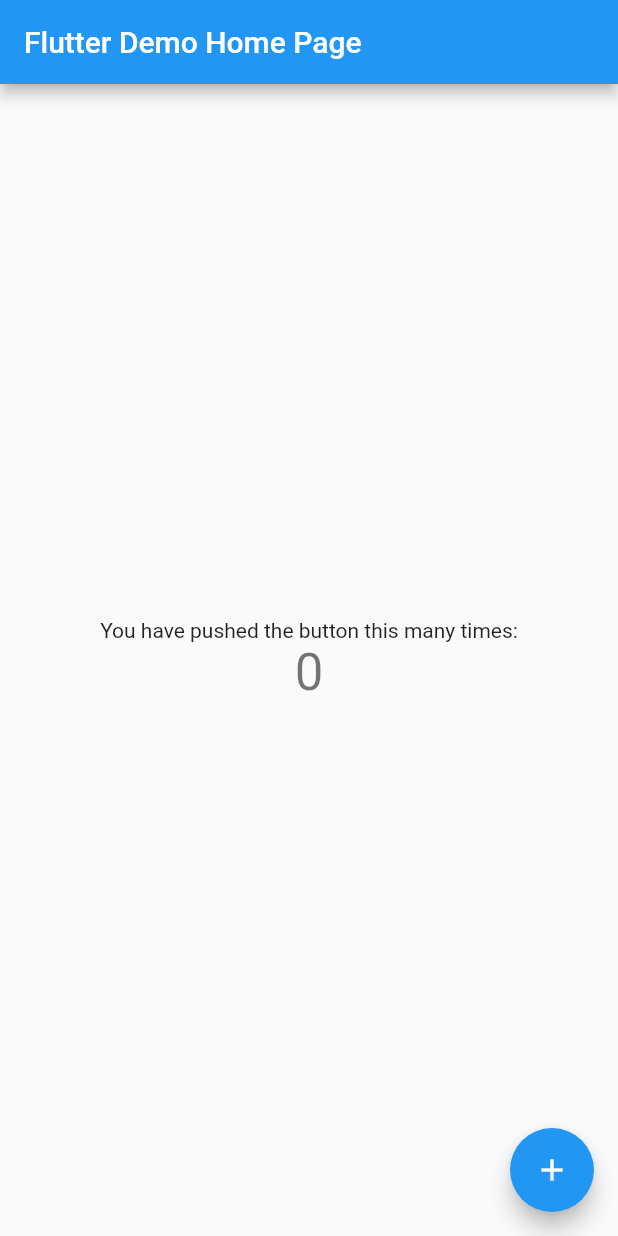
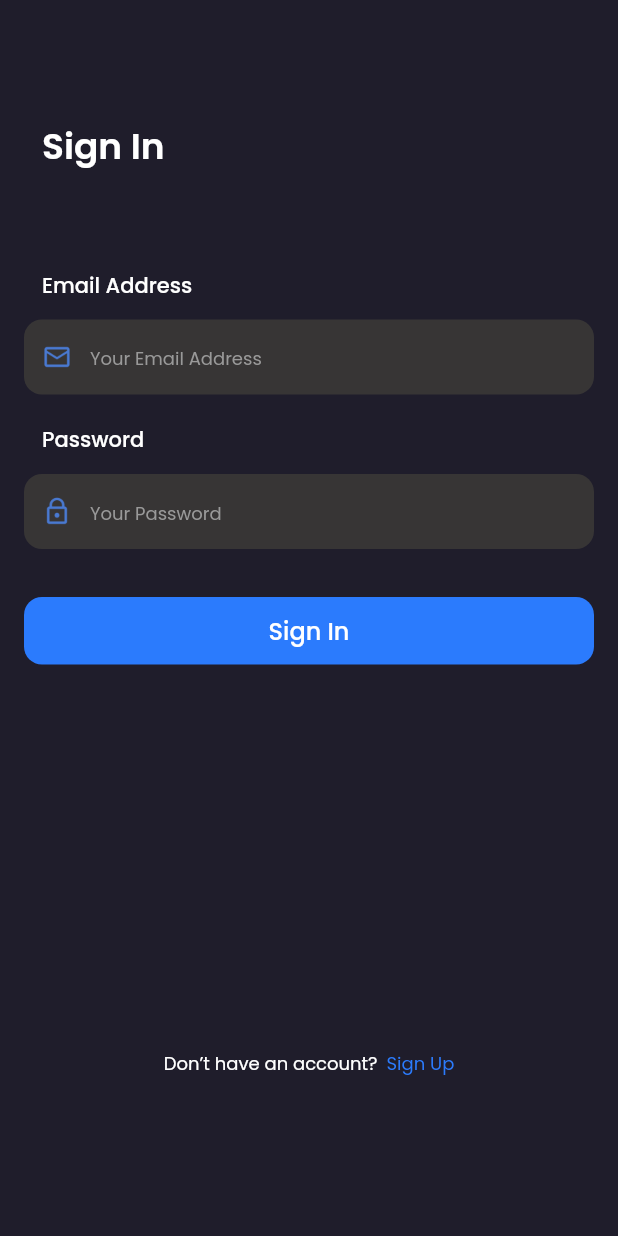
Before and after one commit to mudapa/idenor, a Flutter app: the screen it shows after launch, on a phone screen of 412 x 824 dp. Run offline on Flutter 3.47's test engine with Material 2 defaults, Android fonts, the light colour scheme and no system bars; our stand-ins replace google_fonts.

Commit message:
sign in clear.

```diff
--- a/lib/main.dart
+++ b/lib/main.dart
@@ -1,115 +1,20 @@
 import 'package:flutter/material.dart';
+import 'package:idenor/pages/sign_in.dart';
+import 'package:idenor/pages/splash_screen.dart';
 
-void main() {
-  runApp(const MyApp());
-}
+void main() => runApp(const Idenor());
 
-class MyApp extends StatelessWidget {
-  const MyApp({super.key});
+class Idenor extends StatelessWidget {
+  const Idenor({super.key});
 
-  // This widget is the root of your application.
   @override
   Widget build(BuildContext context) {
     return MaterialApp(
-      title: 'Flutter Demo',
-      theme: ThemeData(
-        // This is the theme of your application.
-        //
-        // Try running your application with "flutter run". You'll see the
-        // application has a blue toolbar. Then, without quitting the app, try
-        // changing the primarySwatch below to Colors.green and then invoke
-        // "hot reload" (press "r" in the console where you ran "flutter run",
-        // or simply save your changes to "hot reload" in a Flutter IDE).
-        // Notice that the counter didn't reset back to zero; the application
-        // is not restarted.
-        primarySwatch: Colors.blue,
-      ),
-      home: const MyHomePage(title: 'Flutter Demo Home Page'),
+      debugShowCheckedModeBanner: false,
+      routes: {
+        '/': (context) => const SplashScreen(),
+        '/sign-in': (context) => const SignIn(),
+      },
     );
   }
 }
-
-class MyHomePage extends StatefulWidget {
-  const MyHomePage({super.key, required this.title});
-
-  // This widget is the home page of your application. It is stateful, meaning
-  // that it has a State object (defined below) that contains fields that affect
-  // how it looks.
-
-  // This class is the configuration for the state. It holds the values (in this
-  // case the title) provided by the parent (in this case the App widget) and
-  // used by the build method of the State. Fields in a Widget subclass are
-  // always marked "final".
-
-  final String title;
-
-  @override
-  State<MyHomePage> createState() => _MyHomePageState();
-}
-
-class _MyHomePageState extends State<MyHomePage> {
-  int _counter = 0;
-
-  void _incrementCounter() {
-    setState(() {
-      // This call to setState tells the Flutter framework that something has
-      // changed in this State, which causes it to rerun the build method below
-      // so that the display can reflect the updated values. If we changed
-      // _counter without calling setState(), then the build method would not be
-      // called again, and so nothing would appear to happen.
-      _counter++;
-    });
-  }
-
-  @override
-  Widget build(BuildContext context) {
-    // This method is rerun every time setState is called, for instance as done
-    // by the _incrementCounter method above.
-    //
-    // The Flutter framework has been optimized to make rerunning build methods
-    // fast, so that you can just rebuild anything that needs updating rather
-    // than having to individually change instances of widgets.
-    return Scaffold(
-      appBar: AppBar(
-        // Here we take the value from the MyHomePage object that was created by
-        // the App.build method, and use it to set our appbar title.
-        title: Text(widget.title),
-      ),
-      body: Center(
-        // Center is a layout widget. It takes a single child and positions it
-        // in the middle of the parent.
-        child: Column(
-          // Column is also a layout widget. It takes a list of children and
-          // arranges them vertically. By default, it sizes itself to fit its
-          // children horizontally, and tries to be as tall as its parent.
-          //
-          // Invoke "debug painting" (press "p" in the console, choose the
-          // "Toggle Debug Paint" action from the Flutter Inspector in Android
-          // Studio, or the "Toggle Debug Paint" command in Visual Studio Code)
-          // to see the wireframe for each widget.
-          //
-          // Column has various properties to control how it sizes itself and
-          // how it positions its children. Here we use mainAxisAlignment to
-          // center the children vertically; the main axis here is the vertical
-          // axis because Columns are vertical (the cross axis would be
-          // horizontal).
-          mainAxisAlignment: MainAxisAlignment.center,
-          children: <Widget>[
-            const Text(
-              'You have pushed the button this many times:',
-            ),
-            Text(
-              '$_counter',
-              style: Theme.of(context).textTheme.headline4,
-            ),
-          ],
-        ),
-      ),
-      floatingActionButton: FloatingActionButton(
-        onPressed: _incrementCounter,
-        tooltip: 'Increment',
-        child: const Icon(Icons.add),
-      ), // This trailing comma makes auto-formatting nicer for build methods.
-    );
-  }
-}
--- /dev/null
+++ b/lib/pages/sign_in.dart
@@ -0,0 +1,215 @@
+import 'package:flutter/material.dart';
+import '../theme.dart';
+
+class SignIn extends StatelessWidget {
+  const SignIn({Key? key}) : super(key: key);
+
+  @override
+  Widget build(BuildContext context) {
+    Widget header() {
+      return Container(
+        margin: const EdgeInsets.only(
+          top: 64,
+        ),
+        padding: const EdgeInsets.symmetric(
+          horizontal: 12,
+        ),
+        child: Text(
+          'Sign In',
+          style: primaryTextStyle.copyWith(
+            fontSize: 24,
+            fontWeight: semibold,
+          ),
+        ),
+      );
+    }
+
+    Widget emailInput() {
+      return Container(
+        margin: const EdgeInsets.only(
+          top: 64,
+        ),
+        child: Column(
+          crossAxisAlignment: CrossAxisAlignment.start,
+          children: [
+            Padding(
+              padding: const EdgeInsets.symmetric(
+                horizontal: 12,
+              ),
+              child: Text(
+                'Email Address',
+                style: primaryTextStyle.copyWith(
+                  fontSize: 14,
+                  fontWeight: medium,
+                ),
+              ),
+            ),
+            const SizedBox(height: 12),
+            Container(
+              height: 50,
+              padding: const EdgeInsets.symmetric(
+                horizontal: 12,
+              ),
+              decoration: BoxDecoration(
+                color: secondaryBlackColor,
+                borderRadius: BorderRadius.circular(12),
+              ),
+              child: Center(
+                child: Row(
+                  children: [
+                    Image.asset(
+                      'assets/mail.png',
+                      width: 20,
+                    ),
+                    const SizedBox(width: 12),
+                    Expanded(
+                      child: TextFormField(
+                        style: primaryTextStyle,
+                        decoration: InputDecoration.collapsed(
+                          hintText: 'Your Email Address',
+                          hintStyle: secondaryTextStyle.copyWith(
+                            fontSize: 12,
+                          ),
+                        ),
+                      ),
+                    ),
+                  ],
+                ),
+              ),
+            ),
+          ],
+        ),
+      );
+    }
+
+    Widget passwordInput() {
+      return Container(
+        margin: const EdgeInsets.only(
+          top: 20,
+        ),
+        child: Column(
+          crossAxisAlignment: CrossAxisAlignment.start,
+          children: [
+            Padding(
+              padding: const EdgeInsets.symmetric(
+                horizontal: 12,
+              ),
+              child: Text(
+                'Password',
+                style: primaryTextStyle.copyWith(
+                  fontSize: 14,
+                  fontWeight: medium,
+                ),
+              ),
+            ),
+            const SizedBox(height: 12),
+            Container(
+              height: 50,
+              padding: const EdgeInsets.symmetric(
+                horizontal: 12,
+              ),
+              decoration: BoxDecoration(
+                color: secondaryBlackColor,
+                borderRadius: BorderRadius.circular(12),
+              ),
+              child: Center(
+                child: Row(
+                  children: [
+                    Image.asset(
+                      'assets/password.png',
+                      width: 20,
+                    ),
+                    const SizedBox(width: 12),
+                    Expanded(
+                      child: TextFormField(
+                        obscureText: true,
+                        style: primaryTextStyle,
+                        decoration: InputDecoration.collapsed(
+                          hintText: 'Your Password',
+                          hintStyle: secondaryTextStyle.copyWith(
+                            fontSize: 12,
+                          ),
+                        ),
+                      ),
+                    ),
+                  ],
+                ),
+              ),
+            ),
+          ],
+        ),
+      );
+    }
+
+    Widget signInButton() {
+      return Container(
+        height: 45,
+        margin: const EdgeInsets.only(
+          top: 32,
+        ),
+        child: TextButton(
+          onPressed: () {},
+          style: TextButton.styleFrom(
+            backgroundColor: primaryColor,
+            shape: RoundedRectangleBorder(
+              borderRadius: BorderRadius.circular(12),
+            ),
+          ),
+          child: Text(
+            'Sign In',
+            style: primaryTextStyle.copyWith(
+              fontSize: 16,
+              fontWeight: medium,
+            ),
+          ),
+        ),
+      );
+    }
+
+    Widget footer() {
+      return Container(
+        margin: const EdgeInsets.only(
+          top: 257,
+        ),
+        child: Row(
+          mainAxisAlignment: MainAxisAlignment.center,
+          children: [
+            Text(
+              'Don’t have an account?',
+              style: primaryTextStyle.copyWith(
+                fontSize: 12,
+              ),
+            ),
+            const SizedBox(width: 6),
+            Text(
+              'Sign Up',
+              style: linkTextStyle.copyWith(
+                fontSize: 12,
+              ),
+            ),
+          ],
+        ),
+      );
+    }
+
+    Widget content() {
+      return ListView(
+        padding: const EdgeInsets.all(16),
+        children: [
+          header(),
+          emailInput(),
+          passwordInput(),
+          signInButton(),
+          footer(),
+        ],
+      );
+    }
+
+    return Scaffold(
+      backgroundColor: blackColor,
+      body: SafeArea(
+        child: content(),
+      ),
+    );
+  }
+}
--- /dev/null
+++ b/lib/pages/splash_screen.dart
@@ -0,0 +1,39 @@
+import 'dart:async';
+
+import 'package:flutter/material.dart';
+
+import '../theme.dart';
+
+class SplashScreen extends StatefulWidget {
+  const SplashScreen({super.key});
+
+  @override
+  State<SplashScreen> createState() => _SplashScreenState();
+}
+
+class _SplashScreenState extends State<SplashScreen> {
+  @override
+  void initState() {
+    // ignore: todo
+    // TODO: implement initState
+    Timer(
+      const Duration(seconds: 3),
+      () => Navigator.pushNamed(context, '/sign-in'),
+    );
+    super.initState();
+  }
+
+  @override
+  Widget build(BuildContext context) {
+    return Scaffold(
+      backgroundColor: blackColor,
+      body: Center(
+        child: Image.asset(
+          'assets/logo.png',
+          width: 279,
+          height: 72,
+        ),
+      ),
+    );
+  }
+}
--- /dev/null
+++ b/lib/theme.dart
@@ -0,0 +1,25 @@
+import 'package:flutter/material.dart';
+import 'package:google_fonts/google_fonts.dart';
+
+Color primaryColor = const Color(0xff2B7BFD);
+Color secondaryColor = const Color(0xff205CBD);
+Color blackColor = const Color(0xff1F1D2B);
+Color secondaryBlackColor = const Color(0xff373535);
+Color whiteColor = const Color(0xffFFFFFF);
+Color secondaryWhiteColor = const Color(0xff999999);
+
+TextStyle primaryTextStyle = GoogleFonts.poppins(
+  color: whiteColor,
+);
+
+TextStyle secondaryTextStyle = GoogleFonts.poppins(
+  color: secondaryWhiteColor,
+);
+
+TextStyle linkTextStyle = GoogleFonts.poppins(
+  color: primaryColor,
+);
+
+FontWeight medium = FontWeight.w500;
+FontWeight semibold = FontWeight.w600;
+FontWeight bold = FontWeight.w700;
--- a/pubspec.yaml
+++ b/pubspec.yaml
@@ -36,6 +36,7 @@
   # The following adds the Cupertino Icons font to your application.
   # Use with the CupertinoIcons class for iOS style icons.
   cupertino_icons: ^1.0.2
+  google_fonts: ^3.0.1
 
 dev_dependencies:
   flutter_test:
@@ -60,9 +61,8 @@
   uses-material-design: true
 
   # To add assets to your application, add an assets section, like this:
-  # assets:
-  #   - images/a_dot_burr.jpeg
-  #   - images/a_dot_ham.jpeg
+  assets:
+    - assets/
 
   # An image asset can refer to one or more resolution-specific "variants", see
   # https://flutter.dev/assets-and-images/#resolution-aware
```
Also changed, not shown: assets/chat.png (added), assets/iot.png (added), assets/logo.png (added), assets/mail.png (added), assets/multimedia.png (added), assets/name.png (added), assets/password.png (added), assets/programmer.png (added), assets/send.png (added), assets/sent.png (added), assets/user.png (added), pubspec.lock, 2 other files.
